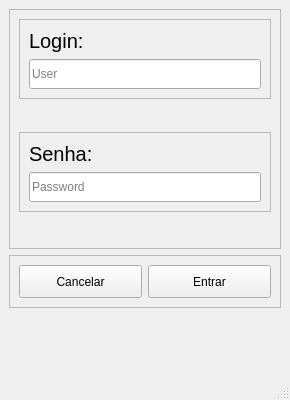
This is PATP/asset_ctrl/templates/interfaces/login.ui in eduardogm22/controle_patrimonio as Qt 5 draws it before an edit. The edited form follows.
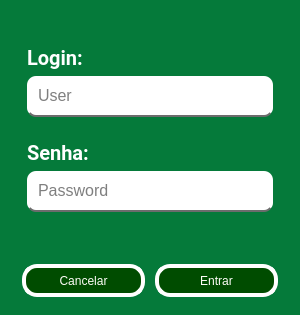
This is the edited form.

```diff
--- a/PATP/asset_ctrl/templates/interfaces/login.ui
+++ b/PATP/asset_ctrl/templates/interfaces/login.ui
@@ -6,19 +6,33 @@
    <rect>
     <x>0</x>
     <y>0</y>
-    <width>290</width>
-    <height>400</height>
+    <width>300</width>
+    <height>315</height>
    </rect>
   </property>
+  <property name="minimumSize">
+   <size>
+    <width>300</width>
+    <height>315</height>
+   </size>
+  </property>
   <property name="maximumSize">
    <size>
-    <width>400</width>
-    <height>400</height>
+    <width>300</width>
+    <height>315</height>
    </size>
   </property>
   <property name="windowTitle">
    <string>MainWindow</string>
   </property>
+  <property name="styleSheet">
+   <string notr="true">border-radius:
+10px;
+border:5px solid #057A3A;
+background-color: #057A3A;
+border-bottom: 2px solid rgb(108, 108, 108);
+border:none;</string>
+  </property>
   <widget class="QWidget" name="centralwidget">
    <layout class="QVBoxLayout" name="verticalLayout_2">
     <item>
@@ -29,6 +43,14 @@
         <height>240</height>
        </size>
       </property>
+      <property name="styleSheet">
+       <string notr="true">border-radius:
+10px;
+border:5px solid #057A3A;
+background-color: #057A3A;
+border-bottom: 2px solid rgb(108, 108, 108);
+border:none;</string>
+      </property>
       <property name="frameShape">
        <enum>QFrame::StyledPanel</enum>
       </property>
@@ -36,7 +58,7 @@
        <enum>QFrame::Raised</enum>
       </property>
       <layout class="QVBoxLayout" name="verticalLayout">
-       <item alignment="Qt::AlignTop">
+       <item alignment="Qt::AlignBottom">
         <widget class="QFrame" name="frame_3">
          <property name="frameShape">
           <enum>QFrame::StyledPanel</enum>
@@ -55,9 +77,15 @@
             </property>
             <property name="font">
              <font>
+              <family>Roboto</family>
               <pointsize>15</pointsize>
+              <weight>75</weight>
+              <bold>true</bold>
              </font>
             </property>
+            <property name="styleSheet">
+             <string notr="true">color:white;</string>
+            </property>
             <property name="text">
              <string>Login:</string>
             </property>
@@ -71,6 +99,20 @@
               <height>30</height>
              </size>
             </property>
+            <property name="font">
+             <font>
+              <pointsize>12</pointsize>
+             </font>
+            </property>
+            <property name="styleSheet">
+             <string notr="true">QLineEdit{
+background-color:white;
+border-radius: 9px;
+padding:9px;
+border-bottom: 2px solid rgb(108, 108, 108);
+}
+</string>
+            </property>
             <property name="placeholderText">
              <string>User</string>
             </property>
@@ -98,9 +140,15 @@
             </property>
             <property name="font">
              <font>
+              <family>Roboto</family>
               <pointsize>15</pointsize>
+              <weight>75</weight>
+              <bold>true</bold>
              </font>
             </property>
+            <property name="styleSheet">
+             <string notr="true">color:white;</string>
+            </property>
             <property name="text">
              <string>Senha:</string>
             </property>
@@ -114,6 +162,21 @@
               <height>30</height>
              </size>
             </property>
+            <property name="font">
+             <font>
+              <pointsize>12</pointsize>
+             </font>
+            </property>
+            <property name="styleSheet">
+             <string notr="true">QLineEdit{
+background-color:white;
+border-radius: 9px;
+padding:9px;
+border-bottom: 2px solid rgb(108, 108, 108);
+}
+
+</string>
+            </property>
             <property name="inputMask">
              <string/>
             </property>
@@ -133,6 +196,14 @@
     </item>
     <item alignment="Qt::AlignTop">
      <widget class="QFrame" name="frame_2">
+      <property name="styleSheet">
+       <string notr="true">border-radius:
+10px;
+border:5px solid #057A3A;
+background-color: #057A3A;
+border-bottom: 2px solid rgb(108, 108, 108);
+border:none;</string>
+      </property>
       <property name="frameShape">
        <enum>QFrame::StyledPanel</enum>
       </property>
@@ -154,6 +225,24 @@
            <height>33</height>
           </size>
          </property>
+         <property name="styleSheet">
+          <string notr="true">QPushButton { color:rgb(254, 253, 247);
+	border-radius:15px;		
+	border: 4px solid rgb(255, 255, 255);
+	background-color: rgb(0, 76, 0)
+
+ }
+
+QPushButton:hover{background-color:#057A3A;color:white}
+
+QPushButton:pressed{
+ padding-left: 5px;
+ padding-top:5px;
+ 
+	background-color: rgb(0, 85, 0);
+ 
+}</string>
+         </property>
          <property name="text">
           <string>Cancelar</string>
          </property>
@@ -173,6 +262,24 @@
            <height>33</height>
           </size>
          </property>
+         <property name="styleSheet">
+          <string notr="true">QPushButton { color:rgb(254, 253, 247);
+	border-radius:15px;		
+	border: 4px solid rgb(255, 255, 255);
+	background-color: rgb(0, 76, 0)
+
+ }
+
+QPushButton:hover{background-color:#057A3A;color:white}
+
+QPushButton:pressed{
+ padding-left: 5px;
+ padding-top:5px;
+ 
+	background-color: rgb(0, 85, 0);
+ 
+}</string>
+         </property>
          <property name="text">
           <string>Entrar</string>
          </property>
@@ -183,7 +290,6 @@
     </item>
    </layout>
   </widget>
-  <widget class="QStatusBar" name="statusbar"/>
  </widget>
  <resources/>
  <connections/>
```
